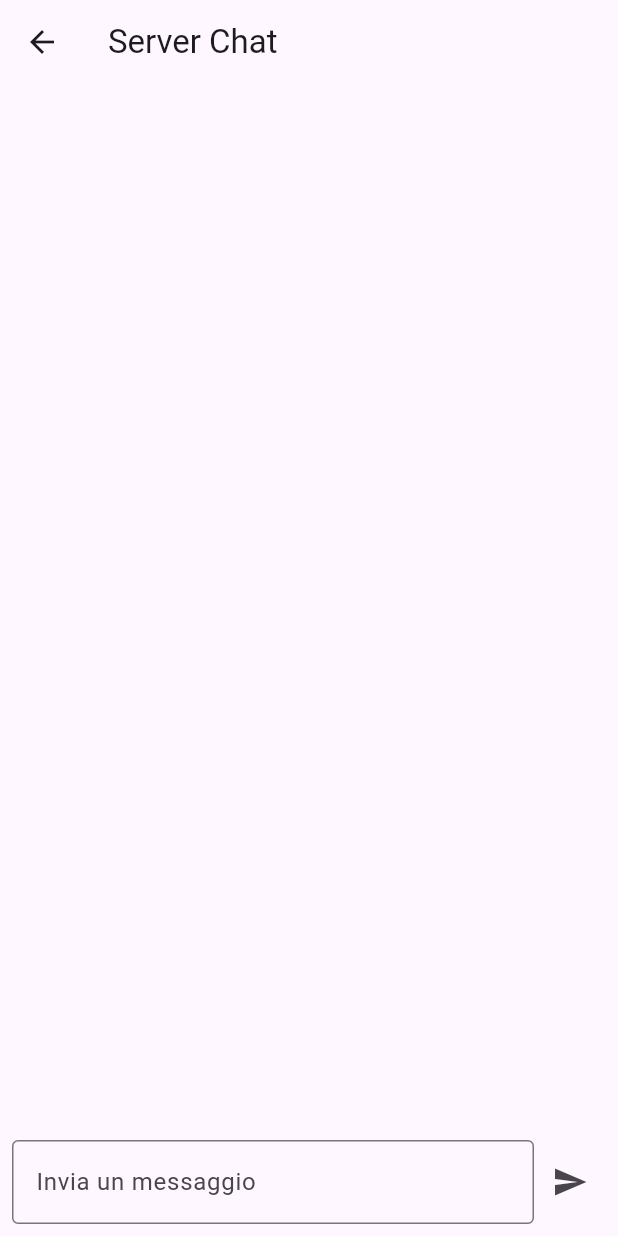
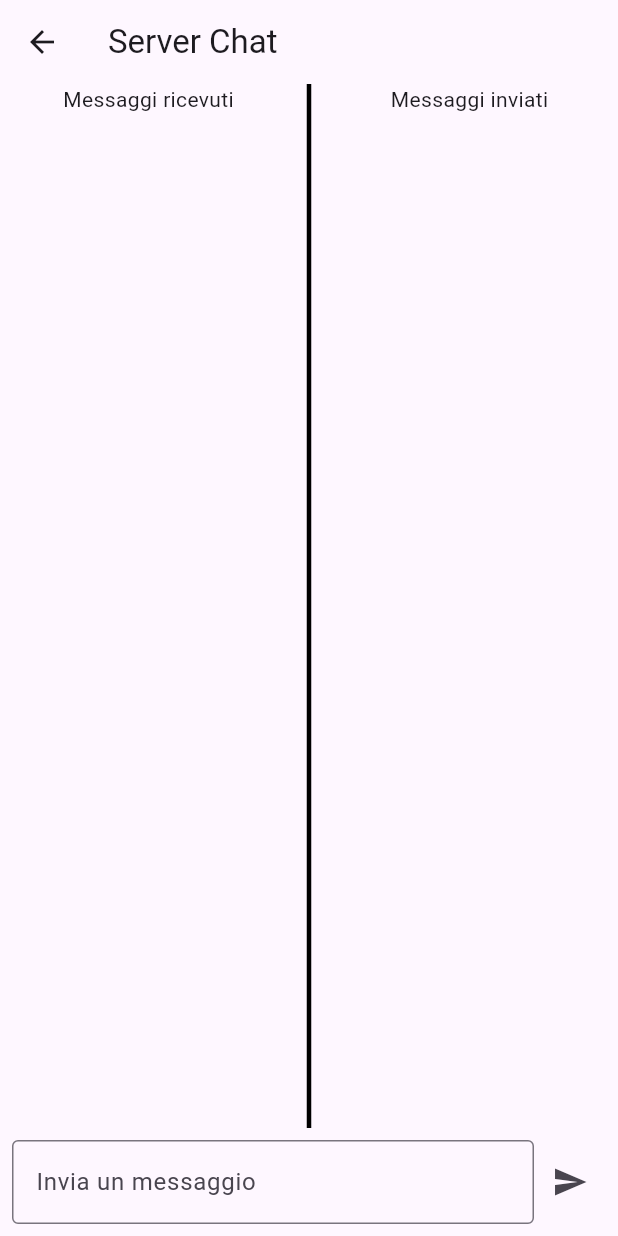
Before and after one commit to matteokalcich/Sockets, a Flutter app: the ChosenChat screen opened directly with empty values, after a tap on the "send" icon, on a phone screen of 412 x 824 dp. Run offline on Flutter 3.47's test engine with Material 3 defaults, Android fonts, the light colour scheme and no system bars.

Commit message:
changed layout

```diff
--- a/lib/screens/ChosenChat.dart
+++ b/lib/screens/ChosenChat.dart
@@ -1,3 +1,5 @@
+import 'dart:async';
+
 import 'package:flutter/material.dart';
 import 'package:flutterclient/screens/ListChat.dart';
 import '../backend/MessageReceiver.dart';
@@ -14,19 +16,18 @@ class ChosenChat extends StatefulWidget {
   _ChosenChat createState() => _ChosenChat();
 }
 
-//TODO aggiungere possibilità mandare messaggi
-
 class _ChosenChat extends State<ChosenChat> {
-  final List<String> messages = []; // Lista dei messaggi
+  final List<String> receivedMessages = []; // Lista dei messaggi ricevuti
+  final List<String> sentMessages = []; // Lista dei messaggi inviati
   final TextEditingController _controller =
       TextEditingController(); // Controller per la TextField
   final ScrollController _scrollController = ScrollController();
+  final ScrollController _scrollController1 = ScrollController();
+
   @override
   void initState() {
     super.initState();
     creaListener();
-    //serverChat = ServerChat(); // Inizializzo ServerChat
-    //waitServerConnection(); // Avvio la connessione al server
   }
 
   Future<void> creaListener() async {
@@ -34,64 +35,30 @@ class _ChosenChat extends State<ChosenChat> {
   }
 
   Future<void> listener() async {
-    // Avvio l'Isolate per l'ascolto
     await MessageReceiver.instance.startListening();
 
-    // Ascolto i messaggi ricevuti dall'Isolate
     MessageReceiver.instance.broadcastStream.listen((message) {
       if (!message.toString().contains("List,")) {
         if (!message.toString().contains("A chi vuoi inviarlo?")) {
           setState(() {
-            messages.add(message); // Aggiungi il messaggio alla lista
+            receivedMessages
+                .add(message); // Aggiungi il messaggio ricevuto alla lista
             _scrollToBottom(); // Scorri automaticamente verso il basso
           });
         } else {
           _sendMessageToWhichClient(widget.name_client);
         }
       }
-      print("Messaggio ricevuto dall'Isolate: $message");
 
       if (message.toString().contains("broadcast")) {
-        messages.remove(message);
-
+        receivedMessages.remove(message);
         _sendMessageToWhichClient(widget.name_client);
       }
     });
-    // Quando sei pronto per iniziare a ricevere messaggi dal server
+
     widget.serverChat?.startReceivingMessages();
   }
 
-  /*
-  Future<void> waitServerConnection() async {
-    await initServerConnection();
-  }
-
-  // Inizializza la connessione al server e l'ascolto dei messaggi
-  Future<void> initServerConnection() async {
-    print('Tentativo di connessione al server...');
-    // Connettiti al server
-    await serverChat.connectToServer();
-    // Controlla che la connessione sia stata stabilita prima di avviare l'ascolto
-    if (serverChat.socket != null) {
-      print('Connessione riuscita!');
-      // Avvio l'Isolate per l'ascolto
-      await MessageReceiver.instance.startListening();
-      // Ascolto i messaggi ricevuti dall'Isolate
-      MessageReceiver.instance.receivePort.listen((message) {
-        setState(() {
-          messages.add(message); // Aggiungi il messaggio alla lista
-          _scrollToBottom(); // Scorri automaticamente verso il basso
-        });
-        print("Messaggio ricevuto dall'Isolate: $message");
-      });
-      // Quando sei pronto per iniziare a ricevere messaggi dal server
-      serverChat.startReceivingMessages();
-    } else {
-      print('Errore: connessione al server fallita.');
-    }
-  }
-  */
-  // Scorri automaticamente verso l'ultimo messaggio
   void _scrollToBottom() {
     if (_scrollController.hasClients) {
       _scrollController.animateTo(
@@ -102,18 +69,25 @@ class _ChosenChat extends State<ChosenChat> {
     }
   }
 
-  // Invia il messaggiodel client a cui mandare i messaggi al server
   Future<void> _sendMessageToWhichClient(String client) async {
-    await widget.serverChat?.sendMessage(client); // Invia il messaggio
-    await widget.serverChat?.sendMessage("/exit");
+    String tmp = "$client\n/exit";
+    await widget.serverChat?.sendMessage(tmp); // Invia il messaggio
+    //await widget.serverChat?.sendMessage("/exit");
   }
 
-  // Invia un messaggio al server
   void _sendMessage() {
     final text = _controller.text.trim();
     if (text.isNotEmpty) {
+      setState(() {
+        sentMessages.add(text); // Aggiungi il messaggio inviato alla lista
+      });
       widget.serverChat?.sendMessage(text); // Invia il messaggio
       _controller.clear(); // Pulisci il TextField
+      _scrollController1.animateTo(
+        _scrollController1.position.maxScrollExtent,
+        duration: Duration(seconds: 1),
+        curve: Curves.easeOut,
+      );
     }
   }
 
@@ -126,24 +100,32 @@ class _ChosenChat extends State<ChosenChat> {
       body: Column(
         children: [
           Expanded(
-            child: Container(
-              decoration: BoxDecoration(
-                borderRadius: BorderRadius.circular(10),
-              ),
-              child: Expanded(
+            child: Row(
+              children: [
+                Expanded(
+                  child: Column(
+                    children: [
+                      const Text('Messaggi ricevuti'),
+                      const SizedBox(height: 20),
+                      Expanded(
                         child: ListView.builder(
-                  itemCount: messages.length,
+                          itemCount: receivedMessages.length,
                           controller: _scrollController,
                           itemBuilder: (context, index) {
                             return Container(
-                      color: Colors.black,
+                              decoration: BoxDecoration(
+                                borderRadius: BorderRadius.circular(
+                                    50), // Bordo circolare
+                                color: Colors.red, // Colore di sfondo rosso
+                              ),
+                              margin: const EdgeInsets.symmetric(
+                                  vertical: 5,
+                                  horizontal: 10), // Margine tra gli elementi
                               child: IntrinsicWidth(
                                 child: ListTile(
-
-
                                   title: Text(
-                            messages[index],
-                            style: TextStyle(color: Colors.white),
+                                    receivedMessages[index],
+                                    style: const TextStyle(color: Colors.white),
                                   ),
                                 ),
                               ),
@@ -151,24 +133,66 @@ class _ChosenChat extends State<ChosenChat> {
                           },
                         ),
                       ),
+                    ],
+                  ),
+                ),
+                const VerticalDivider(
+                  color: Colors.black,
+                  thickness: 3,
+                ),
+                Expanded(
+                  child: Column(
+                    children: [
+                      const Text('Messaggi inviati'),
+                      const SizedBox(height: 20),
+                      Expanded(
+                        child: ListView.builder(
+                          itemCount: sentMessages.length,
+                          controller: _scrollController1,
+                          itemBuilder: (context, index) {
+                            return Container(
+                              decoration: BoxDecoration(
+                                borderRadius: BorderRadius.circular(
+                                    50), // Bordo circolare
+                                color: Colors.blueAccent
+                                    .withOpacity(0.7), // Colore di sfondo
+                              ),
+                              margin: const EdgeInsets.symmetric(
+                                  vertical: 5,
+                                  horizontal: 10), // Margine tra gli elementi
+                              child: IntrinsicWidth(
+                                child: ListTile(
+                                  title: Text(
+                                    sentMessages[index],
+                                    style: const TextStyle(color: Colors.white),
+                                  ),
+                                ),
+                              ),
+                            );
+                          },
+                        ),
+                      ),
+                    ],
+                  ),
+                ),
+              ],
             ),
           ),
           Padding(
             padding: const EdgeInsets.all(8.0),
             child: Row(
-              mainAxisSize: MainAxisSize.max, // Imposta la larghezza massima
               children: [
                 Expanded(
                   child: TextField(
                     controller: _controller,
-                    decoration: InputDecoration(
+                    decoration: const InputDecoration(
                       border: OutlineInputBorder(),
                       labelText: 'Invia un messaggio',
                     ),
                   ),
                 ),
                 IconButton(
-                  icon: Icon(Icons.send),
+                  icon: const Icon(Icons.send),
                   onPressed:
                       _sendMessage, // Chiama la funzione per inviare messaggi
                 ),
@@ -185,6 +209,7 @@ class _ChosenChat extends State<ChosenChat> {
     _controller
         .dispose(); // Dispose del controller quando il widget viene distrutto
     _scrollController.dispose(); // Dispose del controller dello scroll
+    _scrollController1.dispose();
     super.dispose();
   }
 }
```
Lines whose indentation alone changed are shown as unchanged.
